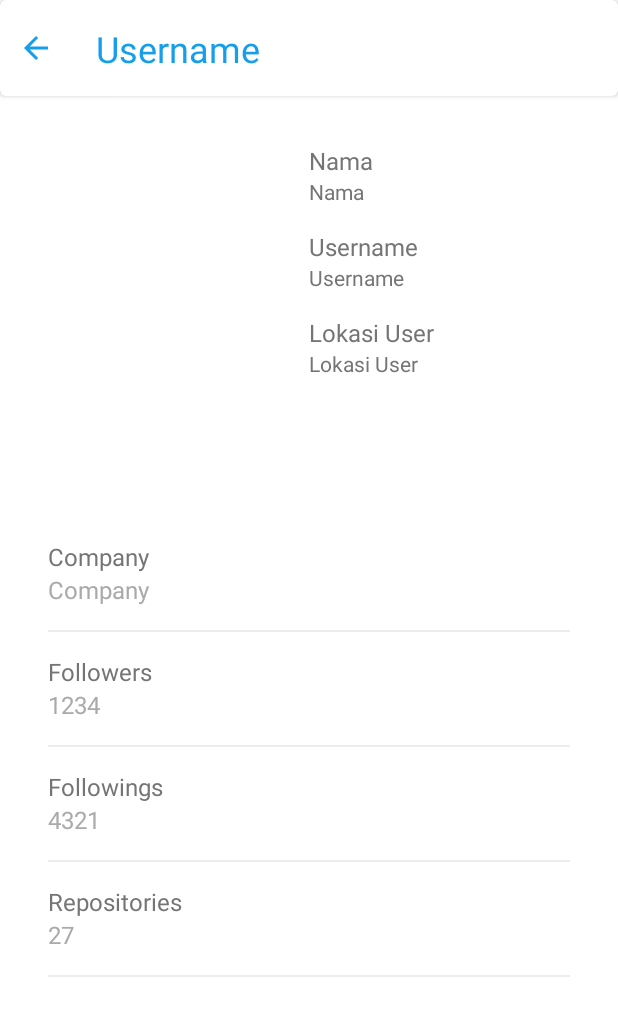
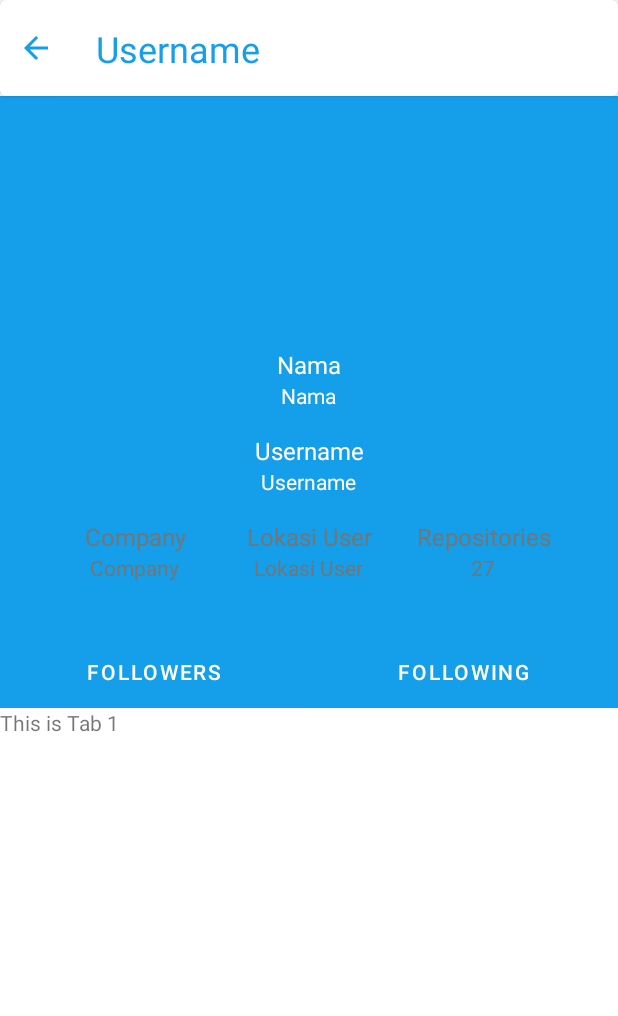
Before and after one commit to tangguhtriprasetyo/DicodingGithubUsers, an Android app: the DetailActivity screen opened directly, with no data from a screen before it, on a phone screen of 412 x 824 dp. Shown: the top 1016 px of the screen. Run offline under Robolectric (Android 15) with nearby library versions, the phone set to English and light mode, and no system bars; our stand-ins replace CircleImageView; pictures from the network do not load; Roboto replaces fonts that are not available here; 9 statements that could not run were skipped.

Commit message:
Tab FollowersFragment.kt

```diff
--- a/app/build.gradle
+++ b/app/build.gradle
@@ -43,18 +43,17 @@ dependencies {
     implementation "org.jetbrains.kotlin:kotlin-stdlib:$kotlin_version"
     implementation 'androidx.core:core-ktx:1.3.2'
     implementation 'androidx.appcompat:appcompat:1.2.0'
-    implementation 'com.google.android.material:material:1.3.0'
     implementation 'androidx.constraintlayout:constraintlayout:2.0.4'
 
     implementation 'com.google.android.material:material:1.3.0'
     implementation 'de.hdodenhof:circleimageview:3.1.0'
-    implementation 'androidx.legacy:legacy-support-v4:1.0.0'
+    implementation "androidx.viewpager2:viewpager2:1.0.0"
     implementation 'com.github.bumptech.glide:glide:4.12.0'
-    implementation 'androidx.recyclerview:recyclerview:1.1.0'
 
     implementation 'androidx.lifecycle:lifecycle-extensions:2.2.0'
     implementation 'com.loopj.android:android-async-http:1.4.9'
     implementation "com.squareup.moshi:moshi-kotlin:1.11.0"
+    implementation 'androidx.legacy:legacy-support-v4:1.0.0'
     kapt 'com.squareup.moshi:moshi-kotlin-codegen:1.8.0'
 
     testImplementation 'junit:junit:4.13.2'
--- a/app/src/main/java/com/example/dicodinggithubusers/activity/DetailActivity.kt
+++ b/app/src/main/java/com/example/dicodinggithubusers/activity/DetailActivity.kt
@@ -1,16 +1,28 @@
 package com.example.dicodinggithubusers.activity
 
 import android.os.Bundle
+import androidx.annotation.StringRes
 import androidx.appcompat.app.AppCompatActivity
+import androidx.viewpager2.widget.ViewPager2
 import com.bumptech.glide.Glide
+import com.example.dicodinggithubusers.R
+import com.example.dicodinggithubusers.adapter.SectionPageAdapter
 import com.example.dicodinggithubusers.databinding.ActivityDetailBinding
 import com.example.dicodinggithubusers.loadImage
 import com.example.dicodinggithubusers.model.Users
+import com.google.android.material.tabs.TabLayout
+import com.google.android.material.tabs.TabLayoutMediator
 
 class DetailActivity : AppCompatActivity() {
 
     companion object {
         const val EXTRA_USER = "extra_user"
+
+        @StringRes
+        private val TAB_TITLES = intArrayOf(
+            R.string.followers,
+            R.string.followings
+        )
     }
 
     private lateinit var binding: ActivityDetailBinding
@@ -20,10 +32,22 @@ class DetailActivity : AppCompatActivity() {
         binding = ActivityDetailBinding.inflate(layoutInflater)
         setContentView(binding.root)
 
+        initTabLayout()
         initView()
         binding.btnBack.setOnClickListener {
             finish()
         }
+    }
+
+    private fun initTabLayout() {
+        val sectionPageAdapter = SectionPageAdapter(this)
+        val viewPager: ViewPager2 = binding.viewPager
+        viewPager.adapter = sectionPageAdapter
+        val tabs: TabLayout = binding.tabDetail
+
+        TabLayoutMediator(tabs, viewPager) { tab, position ->
+            tab.text = resources.getString(TAB_TITLES[position])
+        }.attach()
     }
 
     // Ambil data dari Parcelable dan Assign ke Layout
@@ -34,8 +58,6 @@ class DetailActivity : AppCompatActivity() {
         binding.tvDetailUsername.text = user.username
         binding.tvDetailLocation.text = user.location
         binding.tvDetailCompany.text = user.company
-        binding.tvDetailFollower.text = user.follower
-        binding.tvDetailFollowing.text = user.following
         binding.tvDetailRepository.text = user.repository
 
         Glide.with(binding.imgDetailAvatar)
--- /dev/null
+++ b/app/src/main/java/com/example/dicodinggithubusers/adapter/SectionPageAdapter.kt
@@ -0,0 +1,17 @@
+package com.example.dicodinggithubusers.adapter
+
+import androidx.appcompat.app.AppCompatActivity
+import androidx.fragment.app.Fragment
+import androidx.viewpager2.adapter.FragmentStateAdapter
+import com.example.dicodinggithubusers.fragment.FollowersFragment
+
+class SectionPageAdapter(activity: AppCompatActivity) : FragmentStateAdapter(activity) {
+
+    override fun getItemCount(): Int {
+        return 2
+    }
+
+    override fun createFragment(position: Int): Fragment {
+        return FollowersFragment.newInstance(position + 1)
+    }
+}
--- /dev/null
+++ b/app/src/main/java/com/example/dicodinggithubusers/fragment/FollowersFragment.kt
@@ -0,0 +1,42 @@
+package com.example.dicodinggithubusers.fragment
+
+import android.os.Bundle
+import android.view.LayoutInflater
+import android.view.View
+import android.view.ViewGroup
+import androidx.fragment.app.Fragment
+import com.example.dicodinggithubusers.R
+import com.example.dicodinggithubusers.databinding.FragmentFollowersBinding
+
+class FollowersFragment : Fragment() {
+    private var _binding: FragmentFollowersBinding? = null
+    private val binding get() = _binding!!
+
+    companion object {
+        private const val ARG_SECTION_NUMBER = "section_number"
+
+        @JvmStatic
+        fun newInstance(index: Int) =
+            FollowersFragment().apply {
+                arguments = Bundle().apply {
+                    putInt(ARG_SECTION_NUMBER, index)
+                }
+            }
+    }
+
+    override fun onCreateView(
+        inflater: LayoutInflater, container: ViewGroup?,
+        savedInstanceState: Bundle?
+    ): View? {
+        // Inflate the layout for this fragment
+        _binding = FragmentFollowersBinding.inflate(inflater, container, false)
+        val view = binding.root
+        return view
+    }
+
+    override fun onViewCreated(view: View, savedInstanceState: Bundle?) {
+        super.onViewCreated(view, savedInstanceState)
+        val index = arguments?.getInt(ARG_SECTION_NUMBER, 0)
+        binding.sectionLabel.text = getString(R.string.content_tab_text, index)
+    }
+}
--- a/app/src/main/res/layout/activity_detail.xml
+++ b/app/src/main/res/layout/activity_detail.xml
@@ -45,42 +45,71 @@
         android:layout_width="match_parent"
         android:layout_height="wrap_content"
         android:layout_below="@id/card_view_detail"
-        android:orientation="horizontal"
+        android:background="@color/blue_light"
+        android:gravity="center_horizontal"
+        android:orientation="vertical"
         android:padding="32dp">
 
-        <ImageView
+        <de.hdodenhof.circleimageview.CircleImageView
             android:id="@+id/img_detail_avatar"
-            android:layout_width="match_parent"
-            android:layout_height="200dp"
-            android:layout_marginEnd="16dp"
-            android:layout_weight="1"
+            android:layout_width="128dp"
+            android:layout_height="128dp"
+            android:layout_marginBottom="8dp"
             android:contentDescription="@string/user_avatar"
             android:scaleType="centerCrop"
             tools:src="@drawable/bg_profile" />
 
+        <TextView
+            style="@style/TitleContent"
+            android:text="@string/tv_name"
+            android:textColor="@color/white" />
+
+        <TextView
+            android:id="@+id/tv_detail_name"
+            style="@style/ContentDetail"
+            android:text="@string/tv_name"
+            android:textColor="@color/white" />
+
+        <TextView
+            style="@style/TitleContent"
+            android:text="@string/tv_username"
+            android:textColor="@color/white" />
+
+        <TextView
+            android:id="@+id/tv_detail_username"
+            style="@style/ContentDetail"
+            android:text="@string/tv_username"
+            android:textColor="@color/white" />
+
         <LinearLayout
             android:layout_width="match_parent"
-            android:layout_height="match_parent"
+            android:layout_height="wrap_content"
+            android:orientation="horizontal">
+
+            <LinearLayout
+                android:layout_width="0dp"
+                android:layout_height="wrap_content"
                 android:layout_weight="1"
+                android:gravity="center"
                 android:orientation="vertical">
 
                 <TextView
                     style="@style/TitleContent"
-                android:text="@string/tv_name" />
+                    android:text="@string/tv_company" />
 
                 <TextView
-                android:id="@+id/tv_detail_name"
+                    android:id="@+id/tv_detail_company"
                     style="@style/ContentDetail"
-                android:text="@string/tv_name" />
+                    android:layout_marginBottom="4dp"
+                    android:text="@string/tv_company" />
+            </LinearLayout>
 
-            <TextView
-                style="@style/TitleContent"
-                android:text="@string/tv_username" />
-
-            <TextView
-                android:id="@+id/tv_detail_username"
-                style="@style/ContentDetail"
-                android:text="@string/tv_username" />
+            <LinearLayout
+                android:layout_width="0dp"
+                android:layout_height="wrap_content"
+                android:layout_weight="1"
+                android:gravity="center"
+                android:orientation="vertical">
 
                 <TextView
                     style="@style/TitleContent"
@@ -90,111 +119,105 @@
                     android:id="@+id/tv_detail_location"
                     style="@style/ContentDetail"
                     android:layout_marginBottom="4dp"
-                android:ellipsize="end"
                     android:text="@string/tv_location" />
 
+            </LinearLayout>
+
+            <LinearLayout
+                android:layout_width="0dp"
+                android:layout_height="wrap_content"
+                android:layout_weight="1"
+                android:gravity="center"
+                android:orientation="vertical">
+
+                <TextView
+                    style="@style/TitleContent"
+                    android:text="@string/profile_title_repo" />
+
+                <TextView
+                    android:id="@+id/tv_detail_repository"
+                    style="@style/ContentDetail"
+                    android:layout_marginBottom="4dp"
+                    android:ellipsize="end"
+                    android:text="@string/profile_total_repositories" />
+
+            </LinearLayout>
         </LinearLayout>
     </LinearLayout>
 
     <LinearLayout
         android:layout_width="match_parent"
-        android:layout_height="wrap_content"
+        android:layout_height="match_parent"
         android:layout_below="@id/linear_detail_header"
-        android:layout_centerInParent="true"
-        android:layout_marginStart="32dp"
-        android:layout_marginTop="32dp"
-        android:layout_marginEnd="32dp"
         android:orientation="vertical">
 
-        <LinearLayout
+        <com.google.android.material.tabs.TabLayout
+            android:id="@+id/tab_detail"
             android:layout_width="match_parent"
             android:layout_height="wrap_content"
-            android:orientation="vertical">
+            android:background="@color/blue_light"
+            app:tabTextColor="@color/white" />
 
-            <TextView
-                style="@style/TitleContent"
-                android:text="@string/tv_company"
-                android:textColor="@color/colorSubtitle" />
-
-            <TextView
-                android:id="@+id/tv_detail_company"
-                style="@style/TextContent"
-                android:text="@string/tv_company"
-                android:textColor="@color/gray_dark"
-                android:textSize="16sp" />
-
-            <View
+        <androidx.viewpager2.widget.ViewPager2
+            android:id="@+id/view_pager"
             android:layout_width="match_parent"
-                android:layout_height="1dp"
-                android:layout_marginTop="16dp"
-                android:background="@color/gray_light" />
+            android:layout_height="match_parent" />
 
     </LinearLayout>
 
-        <LinearLayout style="@style/LinearDetailProfile">
+    <!--    <LinearLayout-->
+    <!--        android:layout_width="match_parent"-->
+    <!--        android:layout_height="wrap_content"-->
+    <!--        android:layout_below="@id/linear_detail_header"-->
+    <!--        android:layout_centerInParent="true"-->
+    <!--        android:layout_marginStart="32dp"-->
+    <!--        android:layout_marginTop="32dp"-->
+    <!--        android:layout_marginEnd="32dp"-->
+    <!--        android:orientation="vertical">-->
 
-            <TextView
-                style="@style/TitleContent"
-                android:text="@string/followers"
-                android:textColor="@color/colorSubtitle" />
 
-            <TextView
-                android:id="@+id/tv_detail_follower"
-                style="@style/TextContent"
-                android:text="@string/profile_total_follower"
-                android:textColor="@color/gray_dark"
-                android:textSize="16sp" />
+    <!--        <LinearLayout style="@style/LinearDetailProfile">-->
 
-            <View
-                android:layout_width="match_parent"
-                android:layout_height="1dp"
-                android:layout_marginTop="16dp"
-                android:background="@color/gray_light" />
+    <!--            <TextView-->
+    <!--                style="@style/TitleContent"-->
+    <!--                android:text="@string/followers"-->
+    <!--                android:textColor="@color/colorSubtitle" />-->
 
-        </LinearLayout>
+    <!--            <TextView-->
+    <!--                android:id="@+id/tv_detail_follower"-->
+    <!--                style="@style/TextContent"-->
+    <!--                android:text="@string/profile_total_follower"-->
+    <!--                android:textColor="@color/gray_dark"-->
+    <!--                android:textSize="16sp" />-->
 
-        <LinearLayout style="@style/LinearDetailProfile">
+    <!--            <View-->
+    <!--                android:layout_width="match_parent"-->
+    <!--                android:layout_height="1dp"-->
+    <!--                android:layout_marginTop="16dp"-->
+    <!--                android:background="@color/gray_light" />-->
 
-            <TextView
-                style="@style/TitleContent"
-                android:text="@string/followings"
-                android:textColor="@color/colorSubtitle" />
+    <!--        </LinearLayout>-->
 
-            <TextView
-                android:id="@+id/tv_detail_following"
-                style="@style/TextContent"
-                android:text="@string/profile_total_following"
-                android:textColor="@color/gray_dark"
-                android:textSize="16sp" />
+    <!--        <LinearLayout style="@style/LinearDetailProfile">-->
 
-            <View
-                android:layout_width="match_parent"
-                android:layout_height="1dp"
-                android:layout_marginTop="16dp"
-                android:background="@color/gray_light" />
+    <!--            <TextView-->
+    <!--                style="@style/TitleContent"-->
+    <!--                android:text="@string/followings"-->
+    <!--                android:textColor="@color/colorSubtitle" />-->
 
-        </LinearLayout>
+    <!--            <TextView-->
+    <!--                android:id="@+id/tv_detail_following"-->
+    <!--                style="@style/TextContent"-->
+    <!--                android:text="@string/profile_total_following"-->
+    <!--                android:textColor="@color/gray_dark"-->
+    <!--                android:textSize="16sp" />-->
 
-        <LinearLayout style="@style/LinearDetailProfile">
+    <!--            <View-->
+    <!--                android:layout_width="match_parent"-->
+    <!--                android:layout_height="1dp"-->
+    <!--                android:layout_marginTop="16dp"-->
+    <!--                android:background="@color/gray_light" />-->
 
-            <TextView
-                style="@style/TitleContent"
-                android:text="@string/profile_title_repo"
-                android:textColor="@color/colorSubtitle" />
-
-            <TextView
-                android:id="@+id/tv_detail_repository"
-                style="@style/TextContent"
-                android:text="@string/profile_total_repositories"
-                android:textColor="@color/gray_dark"
-                android:textSize="16sp" />
-
-            <View
-                android:layout_width="match_parent"
-                android:layout_height="1dp"
-                android:layout_marginTop="16dp"
-                android:background="@color/gray_light" />
-
-        </LinearLayout>
-    </LinearLayout>
+    <!--        </LinearLayout>-->
+    <!--    </LinearLayout>-->
 </RelativeLayout>
--- /dev/null
+++ b/app/src/main/res/layout/fragment_followers.xml
@@ -0,0 +1,15 @@
+<?xml version="1.0" encoding="utf-8"?>
+<FrameLayout xmlns:android="http://schemas.android.com/apk/res/android"
+    xmlns:tools="http://schemas.android.com/tools"
+    android:layout_width="match_parent"
+    android:layout_height="match_parent"
+    tools:context=".fragment.FollowersFragment">
+
+    <!-- TODO: Update blank fragment layout -->
+    <TextView
+        android:id="@+id/section_label"
+        android:layout_width="match_parent"
+        android:layout_height="match_parent"
+        android:text="@string/followers" />
+
+</FrameLayout>
--- a/app/src/main/res/layout/item_rv_user.xml
+++ b/app/src/main/res/layout/item_rv_user.xml
@@ -16,6 +16,7 @@
     <TextView
         android:id="@+id/tv_item_username"
         style="@style/TitleContent"
+        android:layout_width="wrap_content"
         android:layout_marginStart="8dp"
         app:layout_constraintBottom_toBottomOf="@+id/img_item_user_avatar"
         app:layout_constraintStart_toEndOf="@+id/img_item_user_avatar"
--- a/app/src/main/res/values/strings.xml
+++ b/app/src/main/res/values/strings.xml
@@ -10,7 +10,7 @@
     <string name="profile_total_follower">1234</string>
     <string name="followers">Followers</string>
     <string name="profile_total_following">4321</string>
-    <string name="followings">Followings</string>
+    <string name="followings">Following</string>
     <string name="email">Email</string>
     <string name="profile_email">tangguhtriprasetyo@gmail.com</string>
     <string name="phone">Phone</string>
@@ -27,4 +27,7 @@
     <string name="tv_company">Company</string>
     <string name="ic_apps">Ic Apps</string>
     <string name="token_api">token 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</string>
+    <!-- TODO: Remove or change this placeholder text -->
+    <string name="hello_blank_fragment">Hello blank fragment</string>
+    <string name="content_tab_text">This is Tab %1$d</string>
 </resources>
--- a/app/src/main/res/values/themes.xml
+++ b/app/src/main/res/values/themes.xml
@@ -31,9 +31,10 @@
     </style>
 
     <style name="TitleContent">
-        <item name="android:layout_width">wrap_content</item>
+        <item name="android:layout_width">match_parent</item>
         <item name="android:layout_height">wrap_content</item>
         <item name="android:textSize">16sp</item>
+        <item name="android:textAlignment">center</item>
         <item name="android:textColor">@color/colorSubtitle</item>
         <item name="android:fontFamily">@font/roboto_bold</item>
     </style>
@@ -45,12 +46,13 @@
     </style>
 
     <style name="ContentDetail">
-        <item name="android:layout_width">match_parent</item>
+        <item name="android:layout_width">wrap_content</item>
         <item name="android:layout_height">wrap_content</item>
         <item name="android:fontFamily">@font/roboto_light</item>
         <item name="android:textSize">14sp</item>
         <item name="android:layout_marginBottom">16dp</item>
         <item name="android:textColor">@color/colorSubtitle</item>
+        <item name="android:textAlignment">center</item>
     </style>
 
     <style name="RelativeProfile">
```
Also changed, not shown: app/src/main/java/com/example/dicodinggithubusers/UserData.kt (deleted, +0 -127 lines), app/src/main/java/com/example/dicodinggithubusers/fragment/FollowingFragment.kt (added, +24 -0 lines), app/src/main/res/layout/fragment_following.xml (added, +14 -0 lines), app/src/main/res/layout/fragment_profile.xml (+2 -10 lines). Lines whose indentation alone changed are shown as unchanged.
